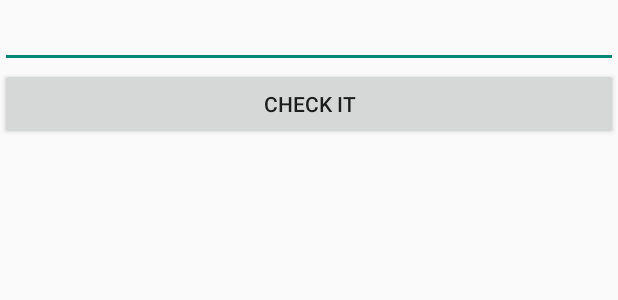
After one commit to Sumbers/epiandroid_lacanr, an Android app: the layout fragment_trombi.xml on its own in the app's theme, with its tools: preview values and no code run, on a phone screen of 412 x 824 dp. The commit adds this screen. Shown: the top 300 px of the screen. Run offline under Robolectric (Android 15) with nearby library versions, the phone set to English and light mode, and no system bars.

Commit message:
trombi
trombi

```diff
--- a/app/src/main/java/com/example/lacan/epiandroid/AccueilFragment.java
+++ b/app/src/main/java/com/example/lacan/epiandroid/AccueilFragment.java
@@ -28,7 +28,7 @@ import java.util.Iterator;
 import java.util.LinkedList;
 import java.util.List;
 
-public class AccueilFragment extends Fragment implements MyActivity {
+public class AccueilFragment extends Fragment implements MyActivity, MyActivityWithBMP {
     private View rootview = null;
     private String _session = null;
     private String infoUser = null;
--- a/app/src/main/java/com/example/lacan/epiandroid/DownloadImgTask.java
+++ b/app/src/main/java/com/example/lacan/epiandroid/DownloadImgTask.java
@@ -39,9 +39,9 @@ import java.util.List;
 import javax.net.ssl.HttpsURLConnection;
 
 class DownloadImgTask extends AsyncTask<String, Void, Bitmap> {
-    AccueilFragment _obj;
+    MyActivityWithBMP _obj;
 
-    public DownloadImgTask(AccueilFragment frag) {
+    public DownloadImgTask(MyActivityWithBMP frag) {
         this._obj = frag;
     }
 
--- a/app/src/main/java/com/example/lacan/epiandroid/WelcomeActivity.java
+++ b/app/src/main/java/com/example/lacan/epiandroid/WelcomeActivity.java
@@ -78,6 +78,9 @@ public class WelcomeActivity extends ActionBarActivity
                 break;
             case 6:
                 obj = SusieFragment.newInstance(this._session);
+                break;
+            case 7:
+                obj = TrombiFragment.newInstance(this._session);
                 break;
 
         }
--- /dev/null
+++ b/app/src/main/res/layout/fragment_trombi.xml
@@ -0,0 +1,27 @@
+<?xml version="1.0" encoding="utf-8"?>
+<RelativeLayout xmlns:android="http://schemas.android.com/apk/res/android"
+    android:layout_width="match_parent"
+    android:layout_height="match_parent">
+    <EditText
+        android:layout_width="match_parent"
+        android:layout_height="wrap_content"
+        android:id="@+id/loginField"/>
+    <Button
+        android:layout_width="match_parent"
+        android:layout_height="wrap_content"
+        android:id="@+id/checkButton"
+        android:layout_below="@id/loginField"
+        android:text="Check it"/>
+    <ImageView
+        android:layout_width="180dp"
+        android:layout_height="180dp"
+        android:id="@+id/userPicture"
+        android:layout_below="@id/checkButton"/>
+    <TextView
+        android:layout_width="wrap_content"
+        android:layout_height="wrap_content"
+        android:id="@+id/infosUser"
+        android:layout_below="@id/checkButton"
+        android:layout_toRightOf="@+id/userPicture" />
+
+</RelativeLayout>
```
Also changed, not shown: app/src/main/java/com/example/lacan/epiandroid/MyActivityWithBMP.java (added, +10 -0 lines), app/src/main/java/com/example/lacan/epiandroid/TrombiFragment.java (added, +118 -0 lines).
